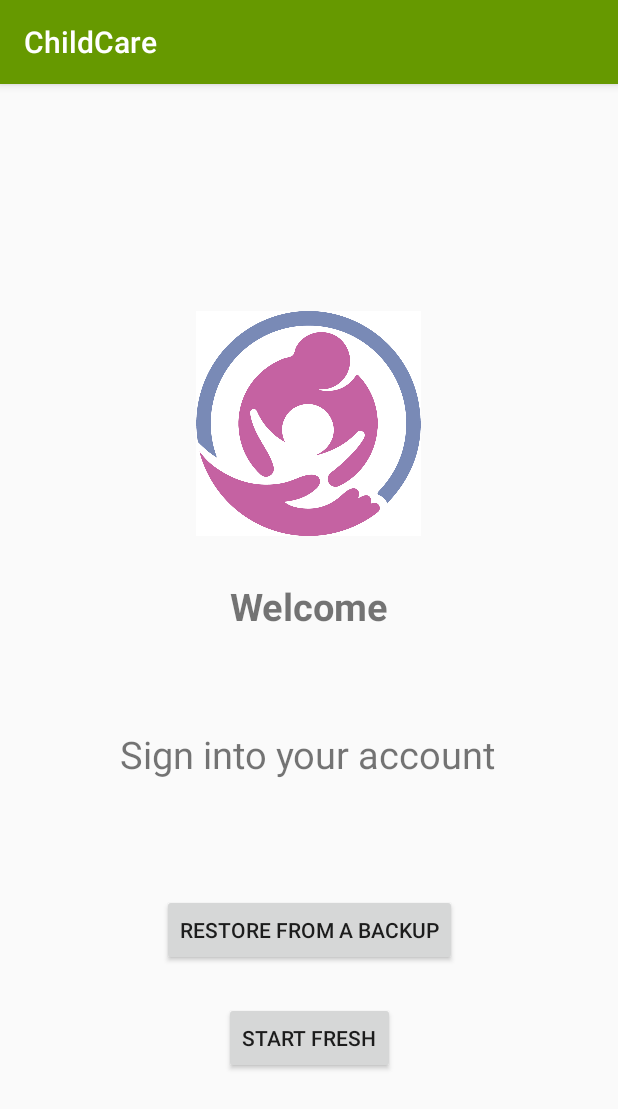
After one commit to MrAsimZahid/ChildCare, an Android app: the FreshSignIn screen opened directly, with no data from a screen before it, on a phone screen of 412 x 824 dp. The commit adds this screen. Shown: the top 1109 px of the screen. Run offline under Robolectric (Android 15) with nearby library versions, the phone set to English and light mode, and no system bars.

Commit message:
SignIn screen

```diff
--- a/app/src/main/AndroidManifest.xml
+++ b/app/src/main/AndroidManifest.xml
@@ -9,7 +9,8 @@
         android:roundIcon="@mipmap/ic_launcher_round"
         android:supportsRtl="true"
         android:theme="@style/AppTheme">
-        <activity android:name=".ui.FingerPrint"></activity>
+        <activity android:name=".ui.FreshSignIn" />
+        <activity android:name=".ui.FingerPrint" />
         <activity android:name=".ui.SecurityOption" />
         <activity android:name=".ui.MainActivity">
             <intent-filter>
--- /dev/null
+++ b/app/src/main/java/io/librehealth/childcare/ui/FreshSignIn.java
@@ -0,0 +1,16 @@
+package io.librehealth.childcare.ui;
+
+import androidx.appcompat.app.AppCompatActivity;
+
+import android.os.Bundle;
+
+import io.librehealth.childcare.R;
+
+public class FreshSignIn extends AppCompatActivity {
+
+    @Override
+    protected void onCreate(Bundle savedInstanceState) {
+        super.onCreate(savedInstanceState);
+        setContentView(R.layout.activity_fresh_sign_in);
+    }
+}
--- /dev/null
+++ b/app/src/main/res/layout/activity_fresh_sign_in.xml
@@ -0,0 +1,65 @@
+<?xml version="1.0" encoding="utf-8"?>
+<androidx.constraintlayout.widget.ConstraintLayout xmlns:android="http://schemas.android.com/apk/res/android"
+    xmlns:app="http://schemas.android.com/apk/res-auto"
+    xmlns:tools="http://schemas.android.com/tools"
+    android:layout_width="match_parent"
+    android:layout_height="match_parent"
+    tools:context=".ui.FreshSignIn">
+
+    <ImageView
+        android:id="@+id/logo"
+        android:layout_width="150dp"
+        android:layout_height="150dp"
+        android:layout_marginTop="56dp"
+        android:src="@drawable/logo_child_care"
+        app:layout_constraintBottom_toTopOf="@+id/textView3"
+        app:layout_constraintEnd_toEndOf="parent"
+        app:layout_constraintHorizontal_bias="0.498"
+        app:layout_constraintStart_toStartOf="parent"
+        app:layout_constraintTop_toTopOf="parent"
+        app:layout_constraintVertical_bias="0.766" />
+
+    <TextView
+        android:id="@+id/textView3"
+        android:layout_width="wrap_content"
+        android:layout_height="wrap_content"
+        android:layout_marginBottom="64dp"
+        android:text="@string/welcome"
+        android:textSize="25sp"
+        android:textStyle="bold"
+        app:layout_constraintBottom_toTopOf="@+id/textView4"
+        app:layout_constraintEnd_toEndOf="parent"
+        app:layout_constraintStart_toStartOf="parent" />
+
+    <TextView
+        android:id="@+id/textView4"
+        android:layout_width="wrap_content"
+        android:layout_height="wrap_content"
+        android:layout_marginBottom="76dp"
+        android:text="@string/sign_into_your_account"
+        android:textSize="25sp"
+        app:layout_constraintBottom_toTopOf="@+id/btnRestore"
+        app:layout_constraintEnd_toEndOf="parent"
+        app:layout_constraintHorizontal_bias="0.496"
+        app:layout_constraintStart_toStartOf="parent" />
+
+    <Button
+        android:id="@+id/btnRestore"
+        android:layout_width="wrap_content"
+        android:layout_height="wrap_content"
+        android:layout_marginBottom="24dp"
+        android:text="@string/restore_from_a_backup"
+        app:layout_constraintBottom_toTopOf="@+id/btnStartFresh"
+        app:layout_constraintEnd_toEndOf="parent"
+        app:layout_constraintStart_toStartOf="parent" />
+
+    <Button
+        android:id="@+id/btnStartFresh"
+        android:layout_width="wrap_content"
+        android:layout_height="wrap_content"
+        android:layout_marginBottom="108dp"
+        android:text="@string/start_fresh"
+        app:layout_constraintBottom_toBottomOf="parent"
+        app:layout_constraintEnd_toEndOf="parent"
+        app:layout_constraintStart_toStartOf="parent" />
+</androidx.constraintlayout.widget.ConstraintLayout>
--- a/app/src/main/res/values/strings.xml
+++ b/app/src/main/res/values/strings.xml
@@ -8,5 +8,9 @@
     <string name="or">or</string>
     <string name="authentication_required">Authentication Required</string>
     <string name="touch_here">Touch Here</string>
+    <string name="welcome">Welcome</string>
+    <string name="start_fresh">Start Fresh</string>
+    <string name="sign_into_your_account">Sign into your account</string>
+    <string name="restore_from_a_backup">Restore from a BackUp</string>
 
 </resources>
```
